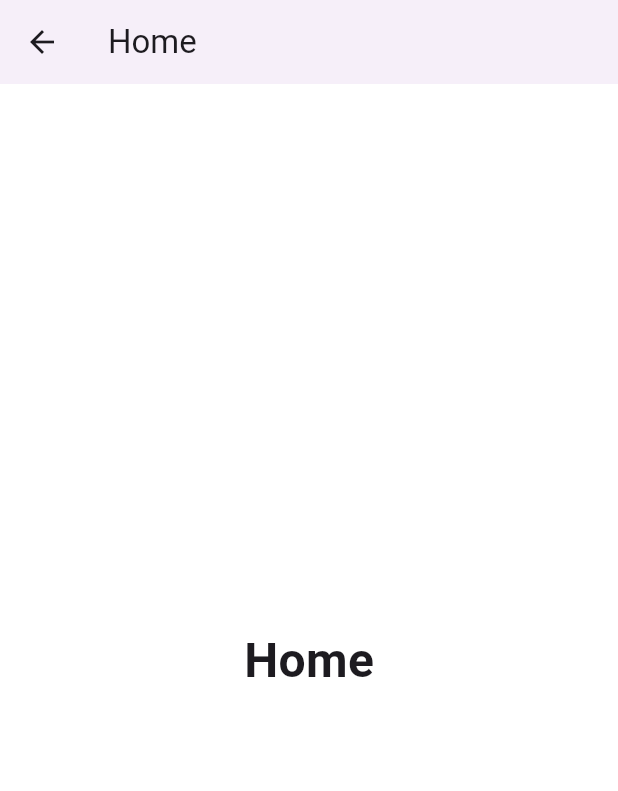
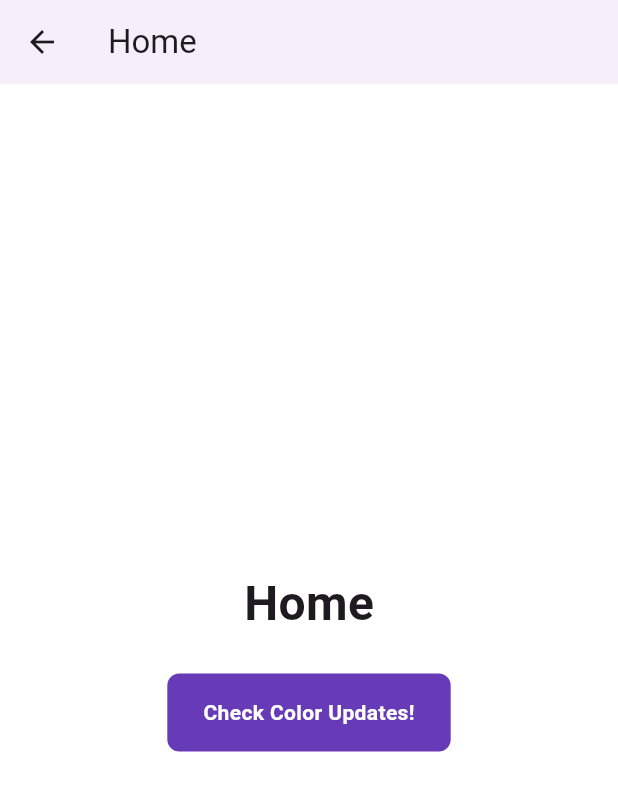
Before and after one commit to 13nosui/design-canvas-app, a Flutter app: the HomePage screen opened directly, on a phone screen of 412 x 824 dp. Shown: the top 791 px of the screen. Run offline on Flutter 3.47's test engine with Material 3 defaults, Android fonts, the phone set to English and light mode, and no system bars.

```diff
--- /dev/null
+++ b/design_canvas_app/lib/core/utils/file_exporter_stub.dart
@@ -0,0 +1,3 @@
+void saveFilesToDisk({required String colorsCode, required String spacingCode}) {
+  throw UnsupportedError('Saving files to disk is not supported on the web platform.');
+}
--- a/design_canvas_app/lib/presentation/pages/design_canvas_page.dart
+++ b/design_canvas_app/lib/presentation/pages/design_canvas_page.dart
@@ -344,7 +344,7 @@ class _DesignCanvasPageState extends State<DesignCanvasPage> with SingleTickerPr
                             children: AppDevices.values.asMap().entries.map((devEntry) {
                               final idx = devEntry.key;
                               final dev = devEntry.value;
-                              final content = generatedScreenWidgets[entry.key] ?? const Center(child: Text('Not Found'));
+                              final content = generatedScreenBuilders[entry.key]?.call(context) ?? const Center(child: Text('Not Found'));
 
                               return Padding(
                                 padding: EdgeInsets.only(
@@ -356,7 +356,7 @@ class _DesignCanvasPageState extends State<DesignCanvasPage> with SingleTickerPr
                           )
                         : _buildDevicePreview(
                             _singleDevice!,
-                            generatedScreenWidgets[entry.key] ?? const Center(child: Text('Not Found')),
+                            generatedScreenBuilders[entry.key]?.call(context) ?? const Center(child: Text('Not Found')),
                           ),
                   ),
                 ),
--- a/design_canvas_app/lib/presentation/pages/home_page.dart
+++ b/design_canvas_app/lib/presentation/pages/home_page.dart
@@ -1,4 +1,5 @@
 import 'package:flutter/material.dart';
+import '../../widgets/my_custom_button.dart';
 
 class HomePage extends StatelessWidget {
   const HomePage({super.key});
@@ -11,10 +12,20 @@ class HomePage extends StatelessWidget {
         title: const Text('Home'),
         elevation: 1,
       ),
-      body: const Center(
-        child: Text(
-          'Home',
-          style: TextStyle(fontSize: 32, fontWeight: FontWeight.bold),
+      body: Center(
+        child: Column(
+          mainAxisAlignment: MainAxisAlignment.center,
+          children: [
+            const Text(
+              'Home',
+              style: TextStyle(fontSize: 32, fontWeight: FontWeight.bold),
+            ),
+            const SizedBox(height: 24),
+            MyCustomButton(
+              text: 'Check Color Updates!',
+              onPressed: () {},
+            ),
+          ],
         ),
       ),
     );
--- a/design_canvas_app/scripts/generate_sitemap_widgets.dart
+++ b/design_canvas_app/scripts/generate_sitemap_widgets.dart
@@ -35,6 +35,7 @@ void main() {
   final buffer = StringBuffer();
   buffer.writeln('// GENERATED CODE - DO NOT MODIFY BY HAND');
   buffer.writeln('// This file is generated by scripts/generate_sitemap_widgets.dart');
+  buffer.writeln('// ignore_for_file: prefer_const_constructors');
   buffer.writeln();
   buffer.writeln("import 'package:flutter/material.dart';");
 
@@ -44,7 +45,7 @@ void main() {
   }
 
   buffer.writeln();
-  buffer.writeln('final Map<String, Widget> generatedScreenWidgets = {');
+  buffer.writeln('final Map<String, WidgetBuilder> generatedScreenBuilders = {');
 
   for (final entry in widgetImports.entries) {
     final className = entry.key;
@@ -52,7 +53,8 @@ void main() {
     if (className.endsWith('Page') && className != 'Page') {
       keyName = className.substring(0, className.length - 4);
     }
-    buffer.writeln("  '$keyName': const $className(),");
+    // constを付与せず、毎回新しいインスタンスとして生成させることでリビルドを強制する
+    buffer.writeln("  '$keyName': (context) => $className(),");
   }
 
   buffer.writeln('};');
```
Also changed, not shown: design_canvas_app/lib/core/utils/file_exporter_io.dart (added, +13 -0 lines), design_canvas_app/lib/core/navigation/sitemap_widgets.g.dart.
